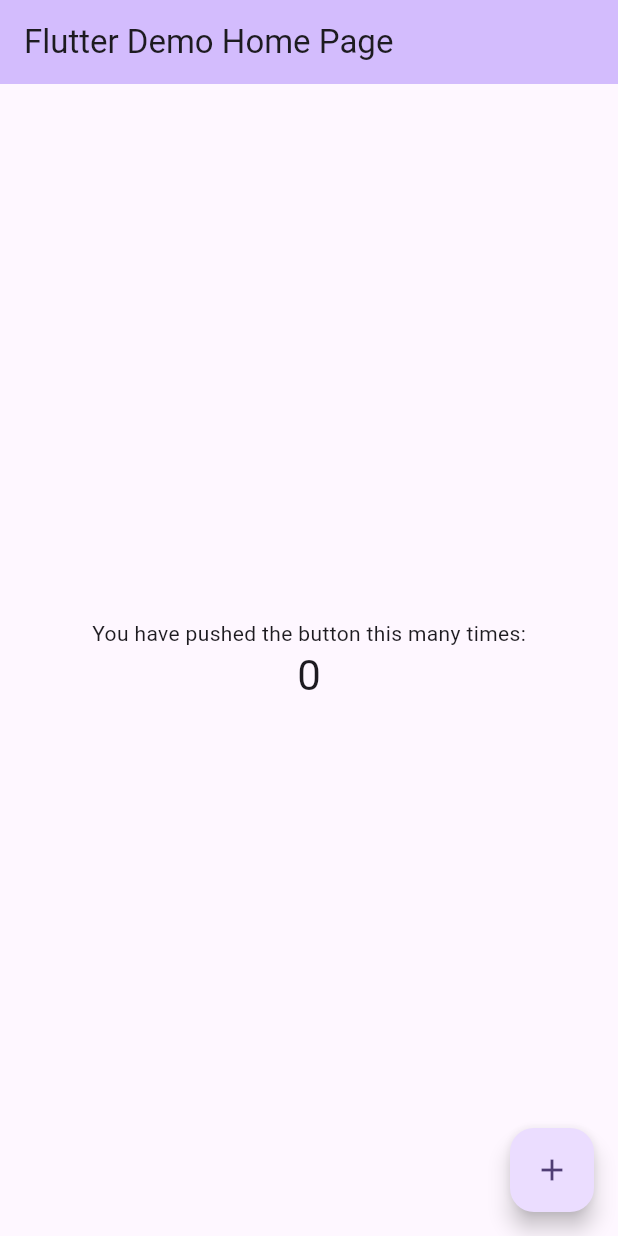
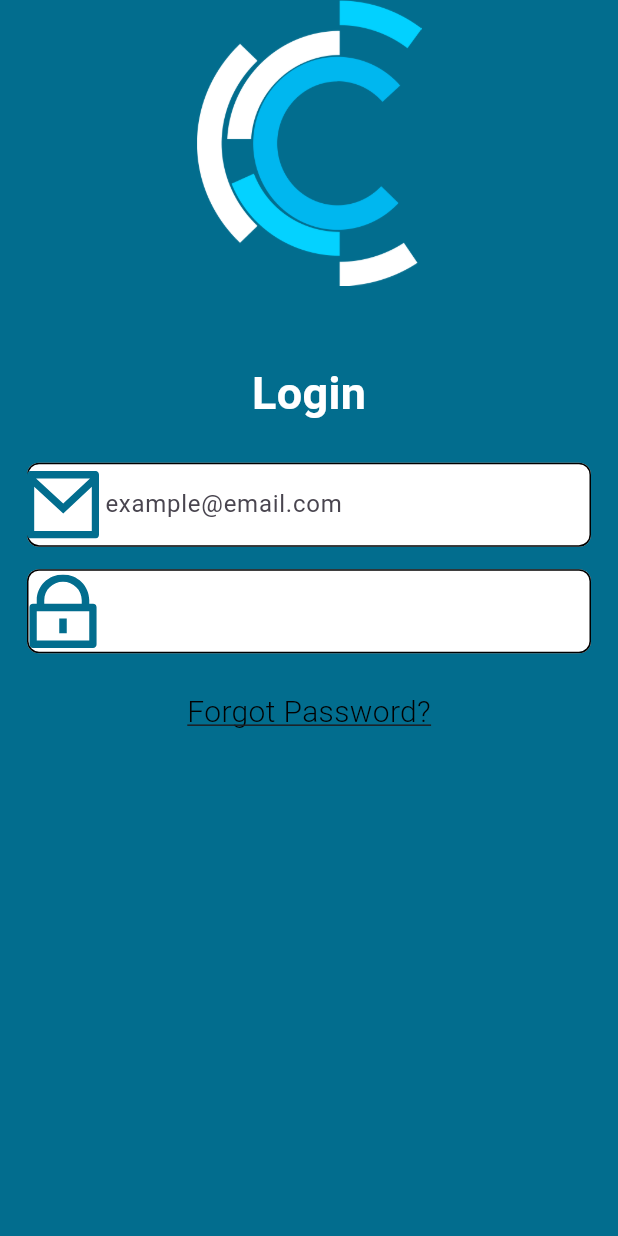
Before and after one commit to yalda-student/seven_learn_excersize_one, a Flutter app: the screen it shows after launch, on a phone screen of 412 x 824 dp. Run offline on Flutter 3.47's test engine with Material 3 defaults, Android fonts, the phone set to English and light mode, and no system bars; our stand-ins replace flutter_svg.

Commit message:
some part of UI

```diff
--- a/lib/main.dart
+++ b/lib/main.dart
@@ -1,4 +1,5 @@
 import 'package:flutter/material.dart';
+import 'package:flutter_svg/flutter_svg.dart';
 
 void main() {
   runApp(const MyApp());
@@ -7,119 +8,80 @@ void main() {
 class MyApp extends StatelessWidget {
   const MyApp({super.key});
 
-  // This widget is the root of your application.
   @override
   Widget build(BuildContext context) {
     return MaterialApp(
-      title: 'Flutter Demo',
+      title: 'Login Page',
+      home: const MyHomePage(),
       theme: ThemeData(
-        // This is the theme of your application.
-        //
-        // TRY THIS: Try running your application with "flutter run". You'll see
-        // the application has a blue toolbar. Then, without quitting the app,
-        // try changing the seedColor in the colorScheme below to Colors.green
-        // and then invoke "hot reload" (save your changes or press the "hot
-        // reload" button in a Flutter-supported IDE, or press "r" if you used
-        // the command line to start the app).
-        //
-        // Notice that the counter didn't reset back to zero; the application
-        // state is not lost during the reload. To reset the state, use hot
-        // restart instead.
-        //
-        // This works for code too, not just values: Most code changes can be
-        // tested with just a hot reload.
-        colorScheme: ColorScheme.fromSeed(seedColor: Colors.deepPurple),
-        useMaterial3: true,
-      ),
-      home: const MyHomePage(title: 'Flutter Demo Home Page'),
+          inputDecorationTheme: InputDecorationTheme(
+              fillColor: Colors.white,
+              enabledBorder:
+                  OutlineInputBorder(borderRadius: BorderRadius.circular(8)),
+              focusedBorder:
+                  OutlineInputBorder(borderRadius: BorderRadius.circular(8)),
+              filled: true)),
     );
   }
 }
 
 class MyHomePage extends StatefulWidget {
-  const MyHomePage({super.key, required this.title});
-
-  // This widget is the home page of your application. It is stateful, meaning
-  // that it has a State object (defined below) that contains fields that affect
-  // how it looks.
-
-  // This class is the configuration for the state. It holds the values (in this
-  // case the title) provided by the parent (in this case the App widget) and
-  // used by the build method of the State. Fields in a Widget subclass are
-  // always marked "final".
-
-  final String title;
+  const MyHomePage({super.key});
 
   @override
   State<MyHomePage> createState() => _MyHomePageState();
 }
 
 class _MyHomePageState extends State<MyHomePage> {
-  int _counter = 0;
-
-  void _incrementCounter() {
-    setState(() {
-      // This call to setState tells the Flutter framework that something has
-      // changed in this State, which causes it to rerun the build method below
-      // so that the display can reflect the updated values. If we changed
-      // _counter without calling setState(), then the build method would not be
-      // called again, and so nothing would appear to happen.
-      _counter++;
-    });
-  }
-
   @override
   Widget build(BuildContext context) {
-    // This method is rerun every time setState is called, for instance as done
-    // by the _incrementCounter method above.
-    //
-    // The Flutter framework has been optimized to make rerunning build methods
-    // fast, so that you can just rebuild anything that needs updating rather
-    // than having to individually change instances of widgets.
-    return Scaffold(
-      appBar: AppBar(
-        // TRY THIS: Try changing the color here to a specific color (to
-        // Colors.amber, perhaps?) and trigger a hot reload to see the AppBar
-        // change color while the other colors stay the same.
-        backgroundColor: Theme.of(context).colorScheme.inversePrimary,
-        // Here we take the value from the MyHomePage object that was created by
-        // the App.build method, and use it to set our appbar title.
-        title: Text(widget.title),
-      ),
-      body: Center(
-        // Center is a layout widget. It takes a single child and positions it
-        // in the middle of the parent.
+    return SafeArea(
+      child: Scaffold(
+        backgroundColor: const Color(0xff026D8E),
+        body: SingleChildScrollView(
+          padding: const EdgeInsets.symmetric(horizontal: 18),
           child: Column(
-          // Column is also a layout widget. It takes a list of children and
-          // arranges them vertically. By default, it sizes itself to fit its
-          // children horizontally, and tries to be as tall as its parent.
-          //
-          // Column has various properties to control how it sizes itself and
-          // how it positions its children. Here we use mainAxisAlignment to
-          // center the children vertically; the main axis here is the vertical
-          // axis because Columns are vertical (the cross axis would be
-          // horizontal).
-          //
-          // TRY THIS: Invoke "debug painting" (choose the "Toggle Debug Paint"
-          // action in the IDE, or press "p" in the console), to see the
-          // wireframe for each widget.
             mainAxisAlignment: MainAxisAlignment.center,
             children: <Widget>[
+              Image.asset('asset/image/logo.png', width: 150),
+              const SizedBox(height: 50),
               const Text(
-              'You have pushed the button this many times:',
+                'Login',
+                style: TextStyle(
+                    color: Colors.white,
+                    fontSize: 30,
+                    fontWeight: FontWeight.bold),
               ),
-            Text(
-              '$_counter',
-              style: Theme.of(context).textTheme.headlineMedium,
+              const SizedBox(height: 25),
+               TextField(
+                keyboardType: TextInputType.emailAddress,
+                decoration: InputDecoration(
+                  hintText: 'example@email.com',
+                  prefixIcon: SvgPicture.asset('asset/image/email.svg', ),
+                ),
+              ),
+              const SizedBox(height: 15),
+               TextField(
+                obscureText: true,
+                obscuringCharacter: '*',
+                keyboardType: TextInputType.visiblePassword,
+                decoration: InputDecoration(
+                  prefixIcon: SvgPicture.asset('asset/image/lock.svg', ),
+                ),
+              ),
+              const SizedBox(height: 25),
+              const Text(
+                'Forgot Password?',
+                style: TextStyle(
+                    decoration: TextDecoration.underline,
+                    color: Color(0xff020101),
+                    fontSize: 20,
+                    fontWeight: FontWeight.w300),
               ),
             ],
           ),
         ),
-      floatingActionButton: FloatingActionButton(
-        onPressed: _incrementCounter,
-        tooltip: 'Increment',
-        child: const Icon(Icons.add),
-      ), // This trailing comma makes auto-formatting nicer for build methods.
+      ),
     );
   }
 }
--- a/pubspec.yaml
+++ b/pubspec.yaml
@@ -35,6 +35,7 @@ dependencies:
   # The following adds the Cupertino Icons font to your application.
   # Use with the CupertinoIcons class for iOS style icons.
   cupertino_icons: ^1.0.2
+  flutter_svg: ^2.0.9
 
 dev_dependencies:
   flutter_test:
@@ -58,9 +59,8 @@ flutter:
   # the material Icons class.
   uses-material-design: true
 
-  # To add assets to your application, add an assets section, like this:
-  # assets:
-  #   - images/a_dot_burr.jpeg
+  assets:
+     - asset/image/
   #   - images/a_dot_ham.jpeg
 
   # An image asset can refer to one or more resolution-specific "variants", see
```
Also changed, not shown: asset/image/email.svg (added), asset/image/enter.svg (added), asset/image/lock.svg (added), asset/image/logo.png (added), pubspec.lock. Lines whose indentation alone changed are shown as unchanged.
